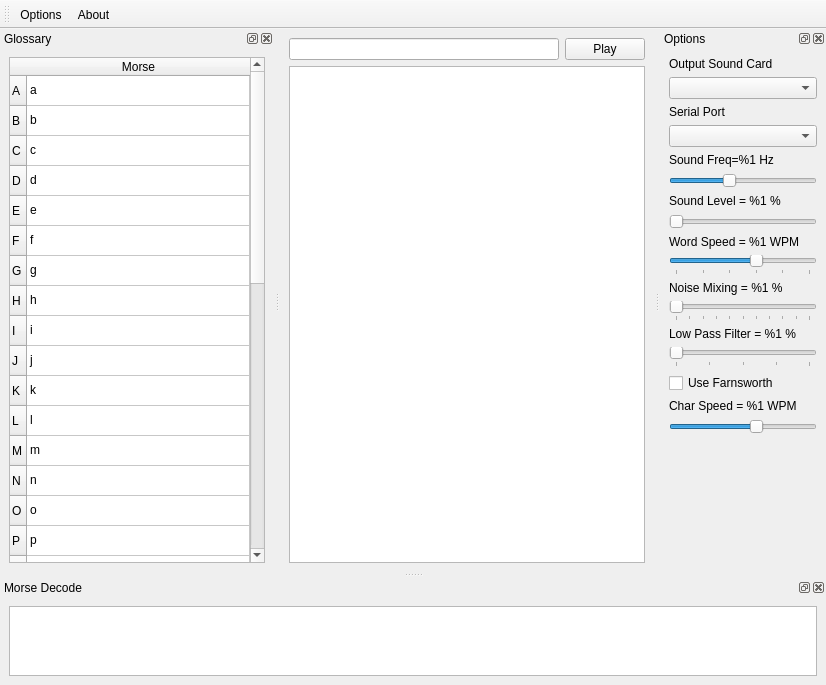
Above: gui/mainwindow.ui from Artemia76/EasyMorse before the change. Below: the same form after it.
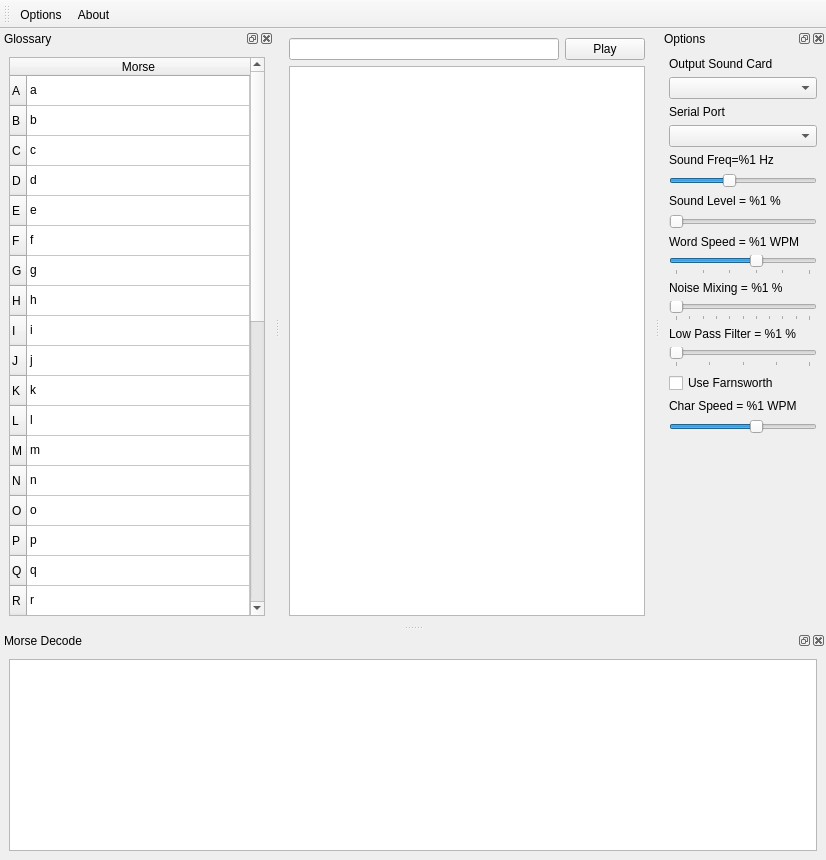
That is the form after the change. Icons and pictures are not drawn.

Diff of the .ui file:
```diff
--- a/gui/mainwindow.ui
+++ b/gui/mainwindow.ui
@@ -7,7 +7,7 @@
     <x>0</x>
     <y>0</y>
     <width>826</width>
-    <height>667</height>
+    <height>860</height>
    </rect>
   </property>
   <property name="sizePolicy">
@@ -777,7 +777,11 @@
    <widget class="QWidget" name="dockWidgetContents_2">
     <layout class="QHBoxLayout" name="horizontalLayout_2">
      <item>
-      <widget class="QPlainTextEdit" name="plainTextEdit"/>
+      <widget class="QPlainTextEdit" name="m_MorseZone">
+       <property name="readOnly">
+        <bool>true</bool>
+       </property>
+      </widget>
      </item>
     </layout>
    </widget>
```
